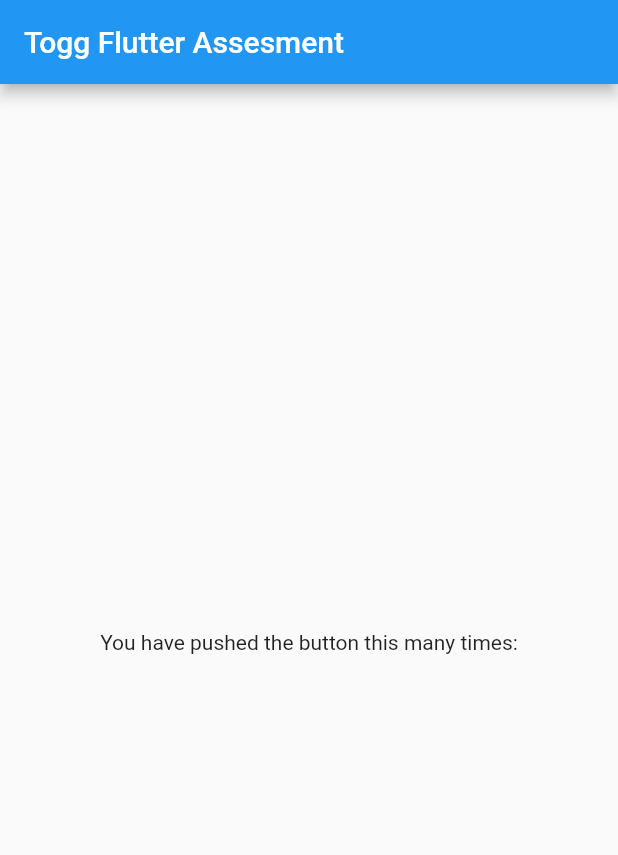
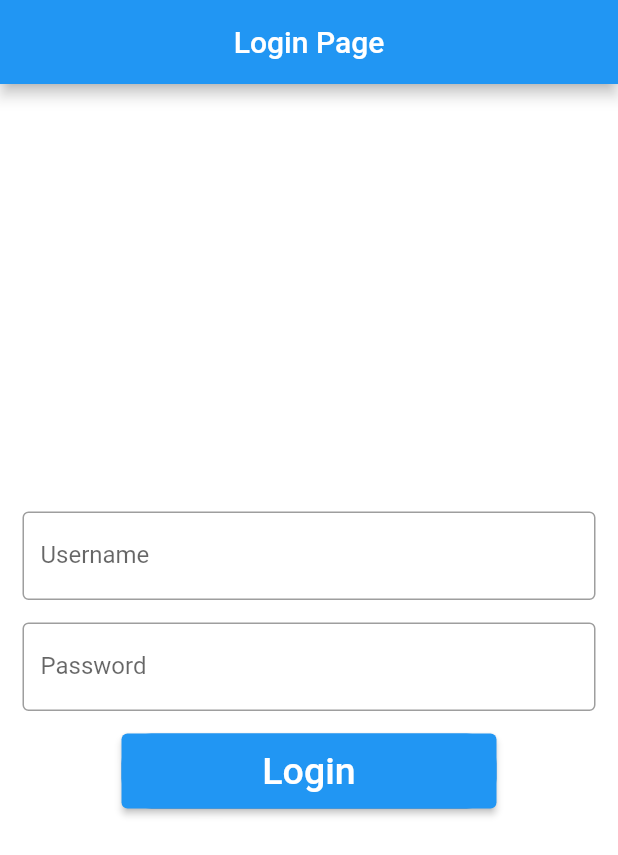
Before and after one commit to sezerdogru/Togg-Flutter-Assesment, a Flutter app: the screen it shows after launch, on a phone screen of 412 x 824 dp. Shown: the top 855 px of the screen. Run offline on Flutter 3.47's test engine with Material 2 defaults, Android fonts, the phone set to English and light mode, and no system bars; our stand-ins replace fixnum, shared_preferences; missing offline and left inert: grpc, protobuf.

Commit message:
Add login page

```diff
--- a/lib/const.dart
+++ b/lib/const.dart
@@ -2,4 +2,9 @@ class Const {
   static String hostName = "flutterassessment.togg.cloud";
   static int port = 80;
   static String app = "Togg Flutter Assesment";
+  static String username = "Username";
+  static String usernameHint = "Enter username";
+  static String password = "Password";
+  static String passwordHint = "Enter password";
+  static String login = "Login";
 }
--- a/lib/main.dart
+++ b/lib/main.dart
@@ -1,8 +1,18 @@
 import 'package:flutter/material.dart';
+import 'package:provider/provider.dart';
 import 'package:togg_case/const.dart';
+import 'package:togg_case/provider/auth.dart';
+import 'package:togg_case/screens/login.dart';
 
 void main() {
-  runApp(const MyApp());
+  runApp(
+    MultiProvider(
+      providers: [
+        ChangeNotifierProvider(create: (_) => Auth()),
+      ],
+      child: const MyApp(),
+    ),
+  );
 }
 
 class MyApp extends StatelessWidget {
@@ -15,7 +25,7 @@ class MyApp extends StatelessWidget {
       theme: ThemeData(
         primarySwatch: Colors.blue,
       ),
-      home: MyHomePage(title: Const.app),
+      home: const Login(),
     );
   }
 }
@@ -44,7 +54,7 @@ class _MyHomePageState extends State<MyHomePage> {
               'You have pushed the button this many times:',
             ),
             Text(
-              "",
+              context.watch<Auth>().token,
               style: Theme.of(context).textTheme.headline6,
             ),
           ],
--- a/lib/provider/auth.dart
+++ b/lib/provider/auth.dart
@@ -1,3 +1,5 @@
+import 'dart:developer';
+
 import 'package:flutter/material.dart';
 import 'package:shared_preferences/shared_preferences.dart';
 import 'package:togg_case/service/poi.pb.dart';
@@ -8,15 +10,15 @@ class Auth with ChangeNotifier {
 
   String get token => _token;
 
-  void login() async {
+  void login(String username, String password) async {
     SharedPreferences shared = await SharedPreferences.getInstance();
     try {
-      LoginReply response = await AuthService.login("Test", "Togg");
+      LoginReply response = await AuthService.login(username, password);
       _token = response.token;
       shared.setString("token", response.token);
       notifyListeners();
     } catch (e) {
-      print("error=${e.toString()}");
+      log("error=${e.toString()}");
     }
   }
 }
--- /dev/null
+++ b/lib/screens/login.dart
@@ -0,0 +1,89 @@
+import 'package:flutter/material.dart';
+import 'package:provider/provider.dart';
+import 'package:togg_case/const.dart';
+import 'package:togg_case/provider/auth.dart';
+
+class Login extends StatefulWidget {
+  const Login({Key? key}) : super(key: key);
+
+  @override
+  State<Login> createState() => _LoginState();
+}
+
+class _LoginState extends State<Login> {
+  final usernameCtrl = TextEditingController();
+  final passwordCtrl = TextEditingController();
+
+  @override
+  void initState() {
+    super.initState();
+    usernameCtrl.addListener(() {});
+    passwordCtrl.addListener(() {});
+  }
+
+  @override
+  void dispose() {
+    super.dispose();
+    usernameCtrl.dispose();
+    passwordCtrl.dispose();
+  }
+
+  void login(BuildContext context) {
+    String username = usernameCtrl.text;
+    String password = passwordCtrl.text;
+    context.read<Auth>().login(username, password);
+  }
+
+  @override
+  Widget build(BuildContext context) {
+    return Scaffold(
+      backgroundColor: Colors.white,
+      appBar: AppBar(
+        title: const Text("Login Page"),
+        centerTitle: true,
+      ),
+      body: Column(
+        mainAxisAlignment: MainAxisAlignment.center,
+        crossAxisAlignment: CrossAxisAlignment.center,
+        children: <Widget>[
+          Padding(
+            padding: const EdgeInsets.symmetric(horizontal: 15),
+            child: TextField(
+              controller: usernameCtrl,
+              decoration: InputDecoration(
+                border: const OutlineInputBorder(),
+                labelText: Const.username,
+                hintText: Const.usernameHint,
+              ),
+            ),
+          ),
+          Padding(
+            padding: const EdgeInsets.all(15),
+            child: TextField(
+              obscureText: true,
+              controller: passwordCtrl,
+              decoration: InputDecoration(
+                border: const OutlineInputBorder(),
+                labelText: Const.password,
+                hintText: Const.passwordHint,
+              ),
+            ),
+          ),
+          Container(
+            height: 50,
+            width: 250,
+            decoration: BoxDecoration(
+                color: Colors.blue, borderRadius: BorderRadius.circular(20)),
+            child: ElevatedButton(
+              onPressed: () => login(context),
+              child: Text(
+                Const.login,
+                style: const TextStyle(color: Colors.white, fontSize: 25),
+              ),
+            ),
+          ),
+        ],
+      ),
+    );
+  }
+}
```
